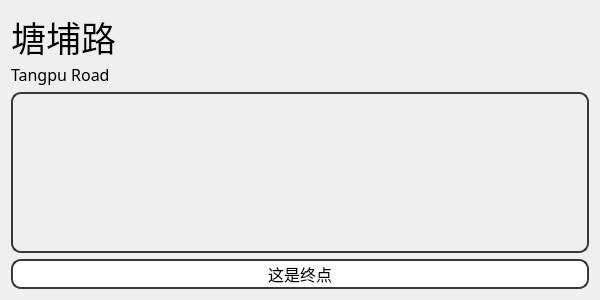
Above: window/ui/end_dialog.ui from EveningCity/EST-Software_For_Subway before the change. Below: the same form after it.
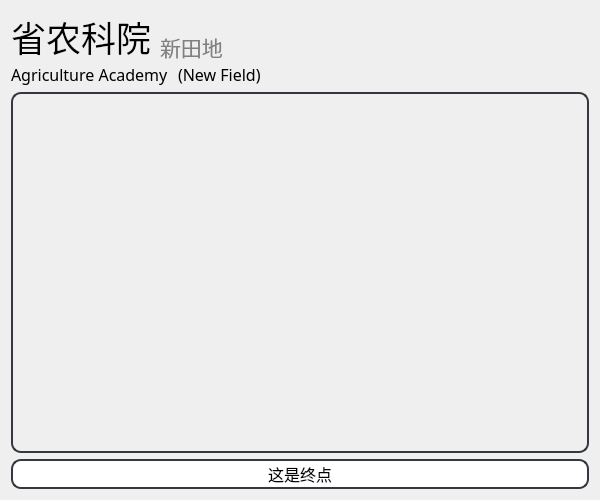
That is the form after the change. Icons and pictures are not drawn.

```diff
--- a/window/ui/end_dialog.ui
+++ b/window/ui/end_dialog.ui
@@ -7,7 +7,7 @@
     <x>0</x>
     <y>0</y>
     <width>600</width>
-    <height>300</height>
+    <height>500</height>
    </rect>
   </property>
   <property name="font">
@@ -55,9 +55,43 @@
      <item>
       <layout class="QVBoxLayout" name="verticalLayout">
        <item>
+        <layout class="QHBoxLayout" name="horizontalLayout_3">
+         <item>
+          <widget class="QLabel" name="subNameChinese">
+           <property name="font">
+            <font>
+             <family>黑体</family>
+             <pointsize>16</pointsize>
+            </font>
+           </property>
+           <property name="styleSheet">
+            <string notr="true">color: gray;</string>
+           </property>
+           <property name="text">
+            <string>新田地</string>
+           </property>
+           <property name="alignment">
+            <set>Qt::AlignBottom|Qt::AlignLeading|Qt::AlignLeft</set>
+           </property>
+          </widget>
+         </item>
+         <item>
+          <widget class="QLabel" name="a1">
+           <property name="sizePolicy">
+            <sizepolicy hsizetype="Fixed" vsizetype="Expanding">
+             <horstretch>0</horstretch>
+             <verstretch>0</verstretch>
+            </sizepolicy>
+           </property>
+           <property name="text">
+            <string/>
+           </property>
+          </widget>
+         </item>
+         <item>
         <widget class="QLabel" name="nameChinese">
          <property name="sizePolicy">
-          <sizepolicy hsizetype="Preferred" vsizetype="Fixed">
+            <sizepolicy hsizetype="Fixed" vsizetype="Expanding">
            <horstretch>0</horstretch>
            <verstretch>0</verstretch>
           </sizepolicy>
@@ -72,20 +106,62 @@
           </font>
          </property>
          <property name="text">
-          <string>塘埔路</string>
+            <string>省农科院</string>
          </property>
          <property name="textFormat">
           <enum>Qt::AutoText</enum>
          </property>
          <property name="alignment">
           <set>Qt::AlignBottom|Qt::AlignLeading|Qt::AlignLeft</set>
+           </property>
+          </widget>
+         </item>
+        </layout>
+       </item>
+       <item>
+        <layout class="QHBoxLayout" name="horizontalLayout_4">
+         <item>
+          <widget class="QLabel" name="subNameEnglish">
+           <property name="sizePolicy">
+            <sizepolicy hsizetype="Expanding" vsizetype="Expanding">
+             <horstretch>0</horstretch>
+             <verstretch>0</verstretch>
+            </sizepolicy>
+           </property>
+           <property name="font">
+            <font>
+             <family>微软雅黑 Light</family>
+             <pointsize>12</pointsize>
+            </font>
+           </property>
+           <property name="styleSheet">
+            <string notr="true"/>
+           </property>
+           <property name="text">
+            <string>(New Field)</string>
+           </property>
+           <property name="alignment">
+            <set>Qt::AlignBottom|Qt::AlignLeading|Qt::AlignLeft</set>
+           </property>
+          </widget>
+         </item>
+         <item>
+          <widget class="QLabel" name="a2">
+           <property name="sizePolicy">
+            <sizepolicy hsizetype="Fixed" vsizetype="Expanding">
+             <horstretch>0</horstretch>
+             <verstretch>0</verstretch>
+            </sizepolicy>
+           </property>
+           <property name="text">
+            <string/>
          </property>
         </widget>
        </item>
        <item>
         <widget class="QLabel" name="nameEnglish">
          <property name="sizePolicy">
-          <sizepolicy hsizetype="Preferred" vsizetype="Fixed">
+            <sizepolicy hsizetype="Fixed" vsizetype="Expanding">
            <horstretch>0</horstretch>
            <verstretch>0</verstretch>
           </sizepolicy>
@@ -99,15 +175,17 @@
           </font>
          </property>
          <property name="text">
-          <string>Tangpu Road</string>
+            <string>Agriculture Academy</string>
          </property>
          <property name="textFormat">
           <enum>Qt::AutoText</enum>
          </property>
          <property name="alignment">
-          <set>Qt::AlignLeading|Qt::AlignLeft|Qt::AlignTop</set>
-         </property>
-        </widget>
+            <set>Qt::AlignBottom|Qt::AlignLeading|Qt::AlignLeft</set>
+           </property>
+          </widget>
+         </item>
+        </layout>
        </item>
       </layout>
      </item>
@@ -121,6 +199,12 @@
        <verstretch>0</verstretch>
       </sizepolicy>
      </property>
+     <property name="font">
+      <font>
+       <family>黑体</family>
+       <pointsize>12</pointsize>
+      </font>
+     </property>
      <property name="layoutDirection">
       <enum>Qt::LeftToRight</enum>
      </property>
@@ -166,6 +250,9 @@
 border: none;
 }</string>
      </property>
+     <property name="horizontalScrollBarPolicy">
+      <enum>Qt::ScrollBarAlwaysOff</enum>
+     </property>
      <property name="widgetResizable">
       <bool>true</bool>
      </property>
@@ -175,7 +262,7 @@
         <x>0</x>
         <y>0</y>
         <width>558</width>
-        <height>148</height>
+        <height>319</height>
        </rect>
       </property>
       <property name="layoutDirection">
```
Lines whose indentation alone changed are shown as unchanged.
